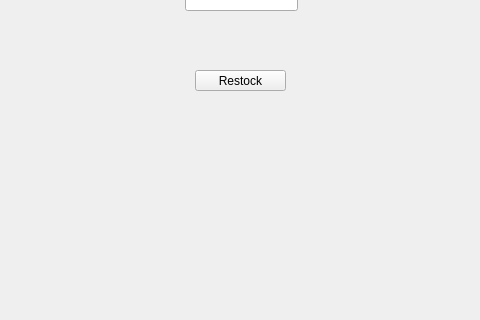
Qt form Admin/restock/restock.ui (Corne1401/StrucProject3) before a commit; both pictures show x 165 to 645 and y 120 to 440 of the 800 by 600 pixel window.
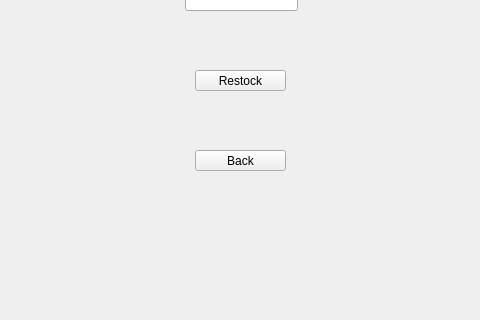
The same form after that commit.

Commit message: Back button function

```diff
--- a/Admin/restock/restock.ui
+++ b/Admin/restock/restock.ui
@@ -50,6 +50,19 @@
      <string>Restock</string>
     </property>
    </widget>
+   <widget class="QPushButton" name="backButton">
+    <property name="geometry">
+     <rect>
+      <x>360</x>
+      <y>270</y>
+      <width>91</width>
+      <height>21</height>
+     </rect>
+    </property>
+    <property name="text">
+     <string>Back</string>
+    </property>
+   </widget>
   </widget>
   <widget class="QStatusBar" name="statusbar"/>
  </widget>
```
The commit also changes 13 other files.
